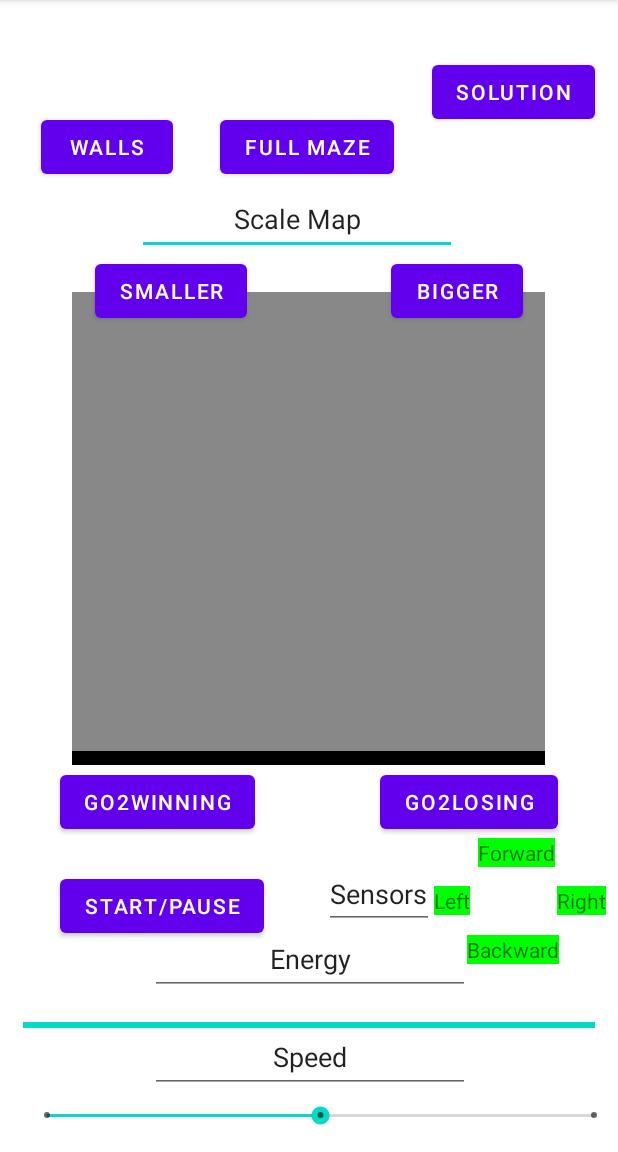
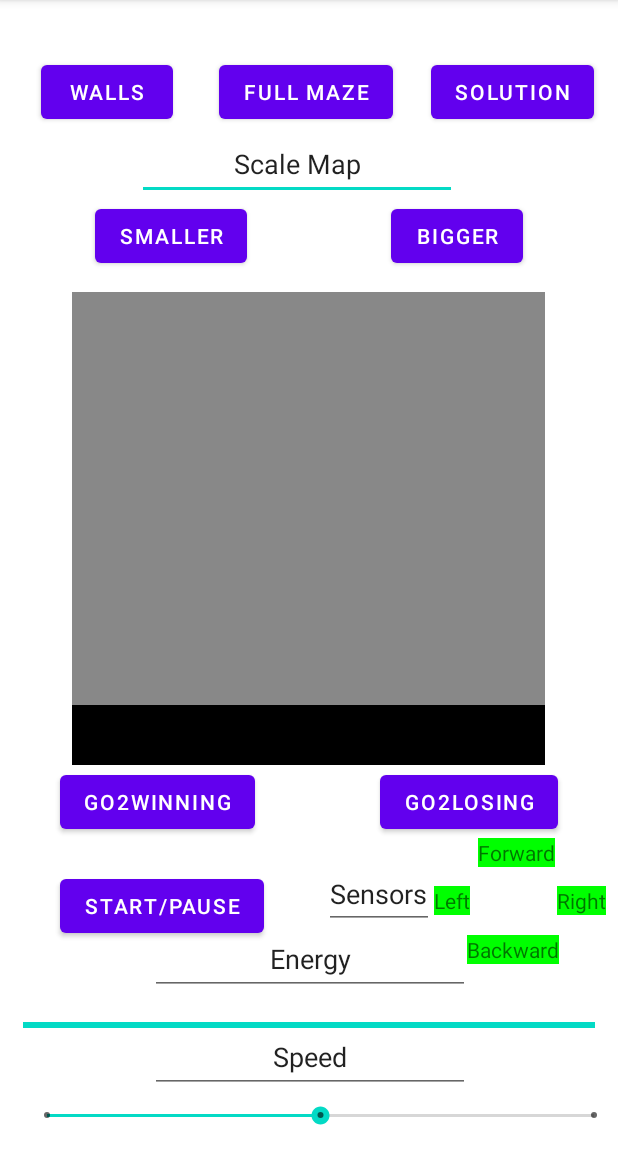
Before and after one commit to githubamp/AMazeByAlexPopa, an Android app: the PlayAnimationActivity screen opened directly, with no data from a screen before it, on a phone screen of 412 x 824 dp, the part 84-1236 px from its top. Run offline under Robolectric (Android 15) with nearby library versions, the phone set to English and light mode, and no system bars.

Commit message:
Fixed the dimensions for the mazePanel

```diff
--- a/app/src/main/java/edu/wm/cs/cs301/AlexPopa/gui/MazePanel.java
+++ b/app/src/main/java/edu/wm/cs/cs301/AlexPopa/gui/MazePanel.java
@@ -19,13 +19,16 @@ public class MazePanel extends View {
 
     public MazePanel(Context context, AttributeSet attrs) {
         super(context, attrs);
-
         map = Bitmap.createBitmap(919, 919, Bitmap.Config.ARGB_8888); // this creates a MUTABLE bitmap
         canvas = new Canvas(map);
         paint = new Paint();
     }
 
     public void drawManual(){
+        map = Bitmap.createBitmap(919, 919, Bitmap.Config.ARGB_8888); // this creates a MUTABLE bitmap
+        canvas = new Canvas(map);
+        paint = new Paint();
+
         Canvas c = new Canvas(map);
 
         paint.setColor(Color.GRAY);
@@ -42,6 +45,11 @@ public class MazePanel extends View {
     }
 
     public void drawDriver(){
+
+        map = Bitmap.createBitmap(827, 827, Bitmap.Config.ARGB_8888); // this creates a MUTABLE bitmap
+        canvas = new Canvas(map);
+        paint = new Paint();
+
         Canvas c = new Canvas(map);
 
         paint.setColor(Color.GRAY);
@@ -57,6 +65,7 @@ public class MazePanel extends View {
     protected void onDraw(Canvas canvas) {
         if(getContext() instanceof PlayManuallyActivity){
             drawManual();
+
         }else{
             drawDriver();
         }
--- a/app/src/main/res/layout/driver_maze.xml
+++ b/app/src/main/res/layout/driver_maze.xml
@@ -37,10 +37,9 @@
         android:layout_width="wrap_content"
         android:layout_height="wrap_content"
         android:layout_marginStart="63dp"
-        android:layout_marginEnd="63dp"
         android:text="@string/smaller"
         app:layout_constraintBottom_toBottomOf="parent"
-        app:layout_constraintEnd_toEndOf="parent"
+        app:layout_constraintEnd_toStartOf="@+id/bigger"
         app:layout_constraintHorizontal_bias="0.0"
         app:layout_constraintStart_toStartOf="parent"
         app:layout_constraintTop_toBottomOf="@+id/ScaleMap"
@@ -78,7 +77,7 @@
         app:layout_constraintEnd_toEndOf="parent"
         app:layout_constraintHorizontal_bias="0.449"
         app:layout_constraintStart_toStartOf="parent"
-        app:layout_constraintTop_toBottomOf="@+id/fullmaze"
+        app:layout_constraintTop_toBottomOf="@+id/walls"
         app:layout_constraintVertical_bias="0.0" />
 
     <Button
@@ -94,39 +93,37 @@
         app:layout_constraintEnd_toStartOf="@+id/fullmaze"
         app:layout_constraintStart_toStartOf="parent"
         app:layout_constraintTop_toTopOf="parent"
-        app:layout_constraintVertical_bias="1.0" />
+        app:layout_constraintVertical_bias="0.0" />
 
     <Button
         android:id="@+id/fullmaze"
         android:layout_width="wrap_content"
         android:layout_height="wrap_content"
         android:layout_marginTop="37dp"
-        android:layout_marginBottom="646dp"
         android:text="@string/full_maze"
-        app:layout_constraintBottom_toBottomOf="parent"
+        app:layout_constraintBottom_toTopOf="@+id/ScaleMap"
         app:layout_constraintEnd_toEndOf="parent"
         app:layout_constraintEnd_toStartOf="@+id/solution"
         app:layout_constraintHorizontal_bias="0.851"
         app:layout_constraintStart_toStartOf="parent"
         app:layout_constraintTop_toTopOf="parent"
-        app:layout_constraintVertical_bias="1.0" />
+        app:layout_constraintVertical_bias="0" />
 
     <Button
         android:id="@+id/solution"
         android:layout_width="wrap_content"
         android:layout_height="wrap_content"
-        android:layout_marginStart="290dp"
         android:layout_marginTop="37dp"
         android:layout_marginEnd="16dp"
         android:layout_marginBottom="646dp"
         android:text="@string/solution"
         app:layout_constraintBottom_toBottomOf="parent"
         app:layout_constraintEnd_toEndOf="parent"
-        app:layout_constraintHorizontal_bias="0.854"
+        app:layout_constraintHorizontal_bias="1.0"
         app:layout_constraintStart_toEndOf="parent"
         app:layout_constraintStart_toStartOf="parent"
         app:layout_constraintTop_toTopOf="parent"
-        app:layout_constraintVertical_bias="0.0" />
+        app:layout_constraintVertical_bias="0" />
 
     <ProgressBar
         android:id="@+id/energy"
```
Also changed, not shown: app/src/main/res/layout/manual_maze.xml (+6 -6 lines).
